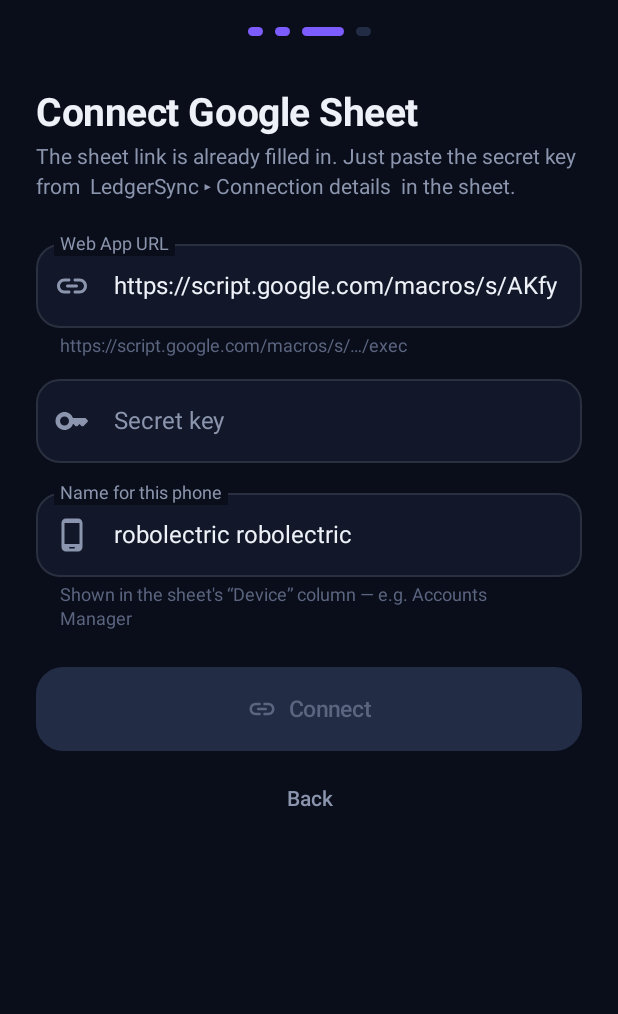
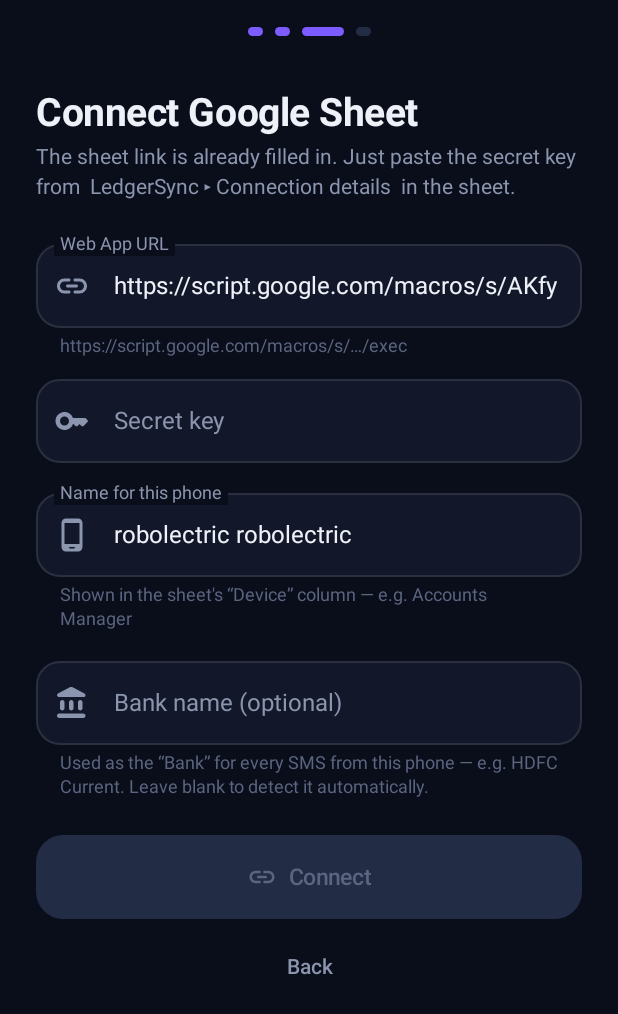
Before and after one commit to Utsavshah222/ledgersync, an Android app built with Jetpack Compose: the screen it shows after launch (MainActivity), after a tap on "Continue", on a phone screen of 412 x 824 dp. Shown: the top 1014 px of the screen. Run offline under Robolectric (Android 15) with nearby library versions, the phone set to English and light mode, and no system bars; our stand-ins replace Room's generated code; 4 statements that could not run were skipped; 2 other taps on this screen came first.

Commit message:
Let each phone set a fixed Bank name that shows in the sheet
Add a "Bank name" field (Onboarding + Settings, both editions). When set,
every SMS captured on that phone is filed under that exact name in the
sheet's Bank column and account group, instead of the name auto-detected
from the SMS sender. Blank keeps automatic detection. Duplicate detection
is unaffected (the txn key uses the account digits only).

Apps Script trims the incoming bank name so "HDFC " and "HDFC" can't split
into two accounts (API_VERSION 4). Point the app at the new live Apps
Script deployment and retire the previous URL so installed phones migrate.

Co-Authored-By: Claude Opus 4.8 <noreply@anthropic.com>

```diff
--- a/app/build.gradle.kts
+++ b/app/build.gradle.kts
@@ -30,7 +30,7 @@ android {
         // Pre-filled on every phone so only the secret key has to be entered.
         buildConfigField(
             "String", "DEFAULT_SCRIPT_URL",
-            "\"https://script.google.com/macros/s/AKfycbzTRewFI3e3V5LXSP-Sa9jkPmmtZcUpMf20F5q8n54tob11u2M8ZLzJCyX_L6K7i2ft/exec\"",
+            "\"https://script.google.com/macros/s/AKfycbw62y0KxK45xCsL7kJsuB9b8tqW8PWFfr-NLptxXxd1g0EvPP_u1m6Le6_WGpQNsnsd/exec\"",
         )
     }
 
--- a/app/src/main/java/com/ledgersync/app/data/Settings.kt
+++ b/app/src/main/java/com/ledgersync/app/data/Settings.kt
@@ -30,6 +30,15 @@ class Settings private constructor(context: Context) {
     var deviceName: String
         get() = sp.getString("deviceName", null) ?: "${Build.MANUFACTURER} ${Build.MODEL}".trim()
         set(v) = sp.edit().putString("deviceName", v.trim()).apply()
+
+    /**
+     * Bank name the user types for THIS phone. When set, every SMS captured here is filed under this exact
+     * name in the sheet's "Bank" column (and its account group), instead of the name auto-detected from the
+     * sender ID. Blank = keep the automatic detection.
+     */
+    var bankName: String
+        get() = sp.getString("bankName", "") ?: ""
+        set(v) = sp.edit().putString("bankName", v.trim()).apply()
 
     var onboarded: Boolean
         get() = sp.getBoolean("onboarded", false)
@@ -76,6 +85,7 @@ class Settings private constructor(context: Context) {
         private val RETIRED_URLS = setOf(
             "https://script.google.com/macros/s/AKfycbycALS2aqb8trvSf3PGv_NsYBagb7F0D8z3C9jo2wmZt_gtI87UyXSoEVpfm_RZ9DWv/exec",
             "https://script.google.com/macros/s/AKfycbzVXIBmhyPsPvDZHnAMIUaIuLS7S5mnGqH9AouqSorKAseR4lDKsZPfYjZkkDXs1Kzm/exec",
+            "https://script.google.com/macros/s/AKfycbzTRewFI3e3V5LXSP-Sa9jkPmmtZcUpMf20F5q8n54tob11u2M8ZLzJCyX_L6K7i2ft/exec",
         )
         @Volatile private var instance: Settings? = null
         fun get(context: Context): Settings = instance ?: synchronized(this) {
--- a/app/src/main/java/com/ledgersync/app/ui/OnboardingScreen.kt
+++ b/app/src/main/java/com/ledgersync/app/ui/OnboardingScreen.kt
@@ -241,6 +241,7 @@ private fun ConnectStep(vm: MainViewModel, onBack: () -> Unit, onNext: () -> Uni
     var url by remember { mutableStateOf(vm.settings.scriptUrl) }
     var key by remember { mutableStateOf(vm.settings.secretKey) }
     var device by remember { mutableStateOf(vm.settings.deviceName) }
+    var bank by remember { mutableStateOf(vm.settings.bankName) }
     var busy by remember { mutableStateOf(false) }
     var msg by remember { mutableStateOf<Pair<Boolean, String>?>(null) }
 
@@ -255,6 +256,8 @@ private fun ConnectStep(vm: MainViewModel, onBack: () -> Unit, onNext: () -> Uni
         LsTextField(key, { key = it.trim() }, "Secret key", leading = Icons.Rounded.Key)
         Spacer(Modifier.height(12.dp))
         LsTextField(device, { device = it }, "Name for this phone", leading = Icons.Rounded.PhoneAndroid, supporting = "Shown in the sheet's “Device” column — e.g. Accounts Manager")
+        Spacer(Modifier.height(12.dp))
+        LsTextField(bank, { bank = it }, "Bank name (optional)", leading = Icons.Rounded.AccountBalance, supporting = "Used as the “Bank” for every SMS from this phone — e.g. HDFC Current. Leave blank to detect it automatically.")
         msg?.let { (ok, m) ->
             Spacer(Modifier.height(10.dp))
             Row(verticalAlignment = Alignment.CenterVertically) {
@@ -268,7 +271,7 @@ private fun ConnectStep(vm: MainViewModel, onBack: () -> Unit, onNext: () -> Uni
             busy = true; msg = null
             scope.launch {
                 vm.testConnection(url, key).onSuccess {
-                    vm.saveConnection(url, key, device)
+                    vm.saveConnection(url, key, device, bank)
                     val n = vm.refreshAccounts().getOrDefault(0)
                     msg = true to "$it"
                     busy = false
--- a/app/src/main/java/com/ledgersync/app/ui/SettingsScreen.kt
+++ b/app/src/main/java/com/ledgersync/app/ui/SettingsScreen.kt
@@ -24,6 +24,7 @@ import androidx.compose.foundation.rememberScrollState
 import androidx.compose.foundation.shape.RoundedCornerShape
 import androidx.compose.foundation.verticalScroll
 import androidx.compose.material.icons.Icons
+import androidx.compose.material.icons.rounded.AccountBalance
 import androidx.compose.material.icons.rounded.BatteryChargingFull
 import androidx.compose.material.icons.rounded.CheckCircle
 import androidx.compose.material.icons.rounded.ChevronRight
@@ -85,6 +86,7 @@ fun SettingsScreen(vm: MainViewModel) {
     var url by remember { mutableStateOf(s.scriptUrl) }
     var key by remember { mutableStateOf(s.secretKey) }
     var device by remember { mutableStateOf(s.deviceName) }
+    var bank by remember { mutableStateOf(s.bankName) }
     var showKey by remember { mutableStateOf(false) }
     var testing by remember { mutableStateOf(false) }
     var status by remember { mutableStateOf<Pair<Boolean, String>?>(null) }
@@ -126,6 +128,8 @@ fun SettingsScreen(vm: MainViewModel) {
             )
             Spacer(Modifier.height(10.dp))
             LsTextField(device, { device = it }, "This device's name (shown in the sheet)", leading = Icons.Rounded.PhoneAndroid)
+            Spacer(Modifier.height(10.dp))
+            LsTextField(bank, { bank = it }, "Bank name (shown in the sheet)", leading = Icons.Rounded.AccountBalance, supporting = "Used as the “Bank” for every SMS from this phone. Leave blank to detect it automatically.")
             status?.let { (ok, msg) ->
                 Spacer(Modifier.height(10.dp))
                 Text(msg, color = if (ok) LS.Credit else LS.Debit, style = MaterialTheme.typography.bodySmall)
@@ -135,7 +139,7 @@ fun SettingsScreen(vm: MainViewModel) {
                 testing = true; status = null
                 scope.launch {
                     vm.testConnection(url, key)
-                        .onSuccess { status = true to it; vm.saveConnection(url, key, device); vm.syncNow(true) }
+                        .onSuccess { status = true to it; vm.saveConnection(url, key, device, bank); vm.syncNow(true) }
                         .onFailure { status = false to (it.message ?: "Failed") }
                     testing = false
                 }
```
Also changed, not shown: app/src/main/java/com/ledgersync/app/sms/Ingest.kt (+11 -2 lines), app/src/main/java/com/ledgersync/app/ui/MainViewModel.kt (+12 -2 lines), 1 other file.
